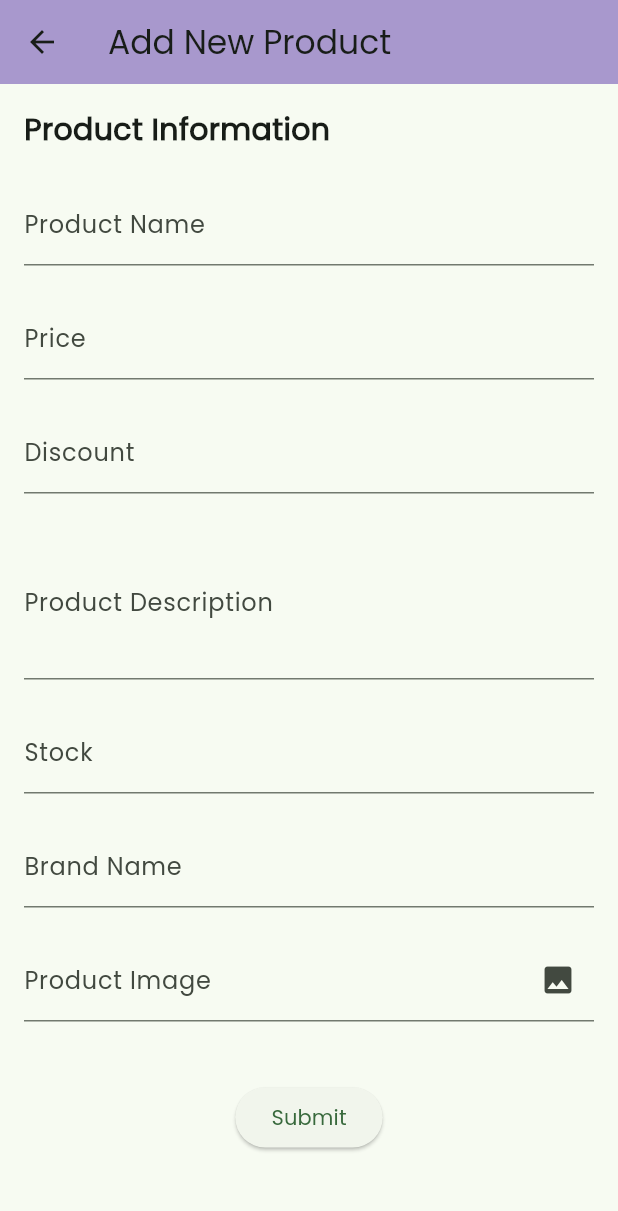
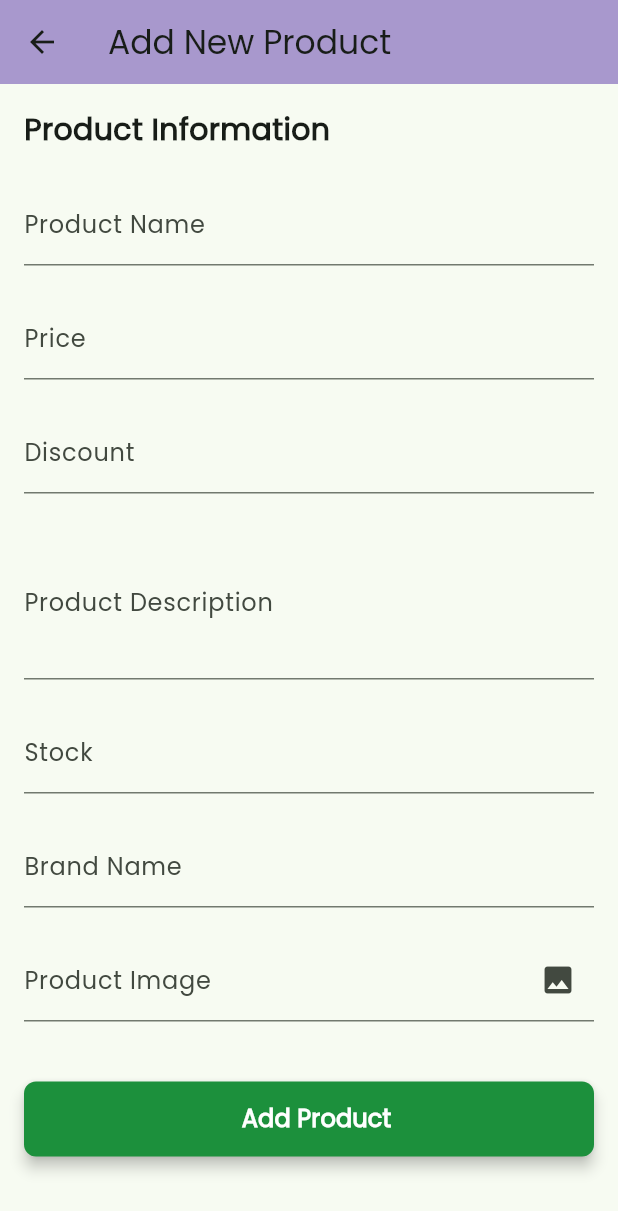
Before and after one commit to Nishan-Pradhan06/e-commerce-app-flutter, a Flutter app: the AddProductsPage screen opened directly, on a phone screen of 412 x 824 dp. Shown: the top 1211 px of the screen. Run offline on Flutter 3.47's test engine with Material 3 defaults, Android fonts, the phone set to English and light mode, and no system bars; our stand-ins replace cloud_firestore, faker, firebase_auth, firebase_core, firebase_storage, fluttertoast and 3 more; missing offline and left inert: flutter_overboard; accounts and stored records are empty.

Commit message:
create-custom-button/implement-validation

```diff
--- a/lib/model/productModel.dart
+++ b/lib/model/productModel.dart
@@ -2,7 +2,7 @@ class ProductModel {
   final String productName;
   final double price;
   final String description;
-  final String discount;
+  final double discount;
   final int stock;
   final String brandName;
   final String imageUrl;
@@ -48,7 +48,7 @@ class ProductModel {
     String? productName,
     double? price,
     String? description,
-    String? discount,
+    double? discount,
     int? stock,
     String? brandName,
     String? imageUrl,
--- /dev/null
+++ b/lib/views/components/custonButton.dart
@@ -0,0 +1,68 @@
+import 'package:flutter/material.dart';
+
+class CustomElevatedButton extends StatelessWidget {
+  final VoidCallback? onPressed;
+  final bool isLoading;
+  final String buttonText;
+  final Color buttonColor;
+  final double height;
+
+  const CustomElevatedButton({
+    Key? key,
+    required this.onPressed,
+    required this.isLoading,
+    required this.buttonText,
+    required this.buttonColor,
+    this.height = 50,
+  }) : super(key: key);
+
+  @override
+  Widget build(BuildContext context) {
+    return SizedBox(
+      height: height,
+      child: ElevatedButton(
+        onPressed: onPressed,
+        style: ButtonStyle(
+          shape: MaterialStateProperty.all<RoundedRectangleBorder>(
+            RoundedRectangleBorder(
+              borderRadius: BorderRadius.circular(8.0),
+            ),
+          ),
+          elevation: MaterialStateProperty.all<double>(4.0),
+          backgroundColor: MaterialStateProperty.resolveWith<Color>(
+            (states) {
+              return buttonColor;
+            },
+          ),
+        ),
+        child: SizedBox(
+          width: double.infinity,
+          child: Row(
+            mainAxisAlignment: MainAxisAlignment.center,
+            children: [
+              isLoading
+                  ? SizedBox(
+                      width: 20,
+                      height: 20,
+                      child: CircularProgressIndicator(
+                        strokeWidth: 2,
+                        valueColor: AlwaysStoppedAnimation<Color>(Colors.white),
+                      ),
+                    )
+                  : Container(),
+              SizedBox(width: 10),
+              Text(
+                isLoading ? 'Processing' : buttonText,
+                style: TextStyle(
+                  color: Colors.white,
+                  fontSize: 16,
+                  fontWeight: FontWeight.bold,
+                ),
+              ),
+            ],
+          ),
+        ),
+      ),
+    );
+  }
+}
--- a/lib/views/pages/admin/add_products.dart
+++ b/lib/views/pages/admin/add_products.dart
@@ -1,8 +1,12 @@
+import 'package:e_commercee/controller/admin/productAddController.dart';
+import 'package:flutter/material.dart';
+import 'package:get/get.dart';
 
-import 'package:flutter/material.dart';
+import '../../components/custonButton.dart';
 
 class AddProductsPage extends StatelessWidget {
-  const AddProductsPage({Key? key}) : super(key: key);
+  AddProductsPage({Key? key}) : super(key: key);
+  final AddProductController _addProduct = Get.put(AddProductController());
 
   @override
   Widget build(BuildContext context) {
@@ -12,11 +16,18 @@ class AddProductsPage extends StatelessWidget {
         elevation: 4, // Add elevation for depth
         title: Text("Add New Product"),
       ),
-      body: Padding(
+      body: GetBuilder<AddProductController>(
+          init: _addProduct,
+          builder: (controller) {
+            return Padding(
               padding: const EdgeInsets.all(16.0),
-        child: SingleChildScrollView(
-          child: Column(
-            crossAxisAlignment: CrossAxisAlignment.start,
+              child: Form(
+                autovalidateMode: AutovalidateMode.disabled,
+                key: _addProduct.addProductGlobalFormKey,
+                child: ListView(
+                  scrollDirection: Axis.vertical,
+                  physics: const ScrollPhysics(parent: BouncingScrollPhysics()),
+                  shrinkWrap: true,
                   children: [
                     Text(
                       "Product Information",
@@ -26,44 +37,45 @@ class AddProductsPage extends StatelessWidget {
                       ),
                     ),
                     SizedBox(height: 20),
-              TextFormField(
+                    GetBuilder<AddProductController>(
+                        init: AddProductController(),
+                        builder: (AddProductController controller) {
+                          return TextFormField(
                             decoration: InputDecoration(
                               labelText: "Product Name",
                             ),
                             validator: (value) {
-                  if (value == null || value.isEmpty) {
-                    return 'Please enter product name';
-                  }
-                  return null;
+                              return controller.validateIsProductName(value);
                             },
-              ),
+                          );
+                        }),
                     SizedBox(height: 20),
-              TextFormField(
+                    GetBuilder<AddProductController>(
+                        init: AddProductController(),
+                        builder: (AddProductController controller) {
+                          return TextFormField(
                             keyboardType: TextInputType.number,
                             decoration: InputDecoration(
                               labelText: "Price",
                             ),
                             validator: (value) {
-                  if (value == null || value.isEmpty) {
-                    return 'Please enter price';
-                  }
-                  if (double.tryParse(value) == null) {
-                    return 'Please enter a valid price';
-                  }
-                  return null;
+                              return controller.validatePrice(value);
                             },
-              ),
+                          );
+                        }),
                     SizedBox(height: 20),
-              TextFormField(
+                    GetBuilder<AddProductController>(
+                        init: AddProductController(),
+                        builder: (AddProductController controller) {
+                          return TextFormField(
                               keyboardType: TextInputType.number,
                               decoration: InputDecoration(
                                 labelText: "Discount",
                               ),
                               validator: (value) {
-                  // Add discount validation logic here if needed
                                 return null;
-                },
-              ),
+                              });
+                        }),
                     SizedBox(height: 20),
                     TextFormField(
                       maxLines: 3,
@@ -112,18 +124,21 @@ class AddProductsPage extends StatelessWidget {
                       ),
                     ),
                     SizedBox(height: 40),
-              Center(
-                child: ElevatedButton(
-                  onPressed: () {
-                    // Handle submit button action
-                  },
-                  child: Text("Submit"),
-                ),
+                    CustomElevatedButton(
+                      onPressed: _addProduct.isAddingProduct
+                          ? null
+                          : _addProduct.AddProduct,
+                      isLoading: _addProduct.isAddingProduct,
+                      buttonText: 'Add Product',
+                      buttonColor: _addProduct.isAddingProduct
+                          ? Color.fromARGB(255, 50, 83, 59)
+                          : const Color(0xff1c903c),
                     ),
                   ],
                 ),
               ),
-      ),
+            );
+          }),
     );
   }
 }
```
Also changed, not shown: lib/controller/admin/productAddController.dart (+6 -6 lines), lib/views/pages/auth/signin.dart (+20 -37 lines). Lines whose indentation alone changed are shown as unchanged.
